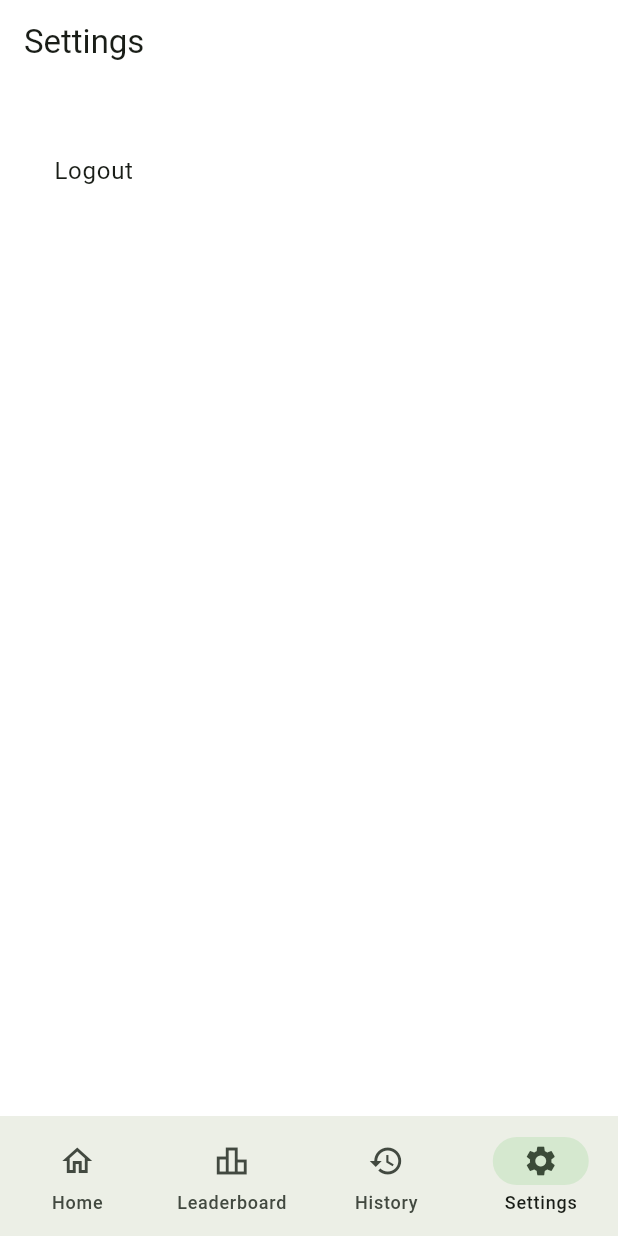
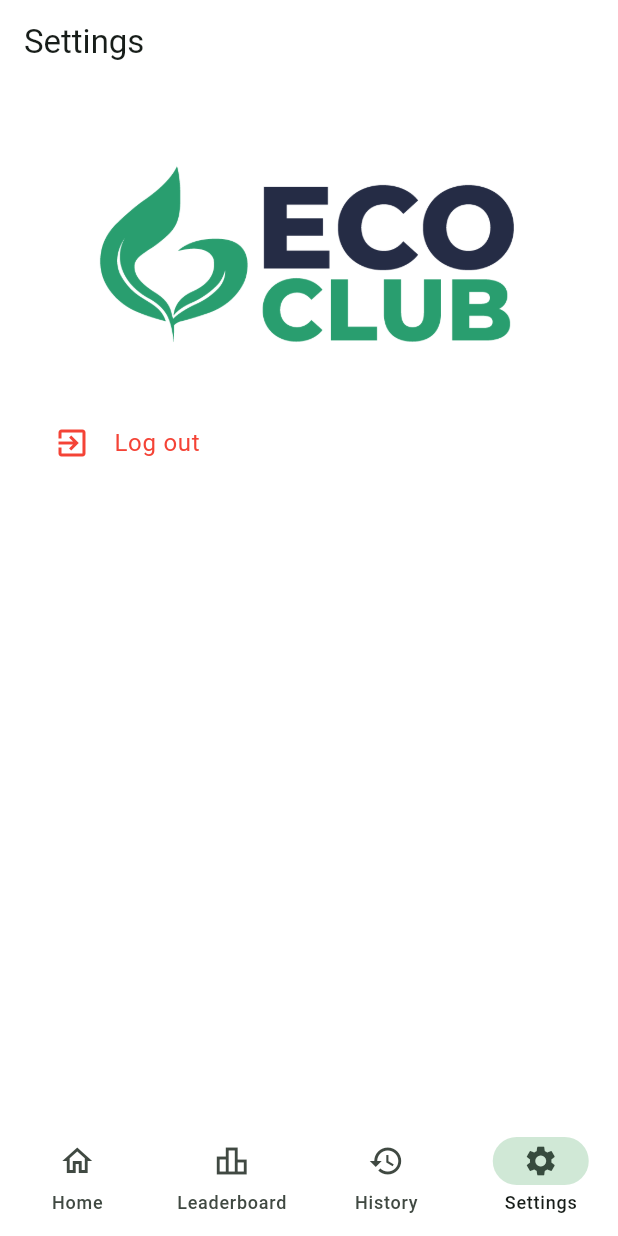
Before and after one commit to QR-Earth/app, a Flutter app: the SettingsPage screen opened by its route, on a phone screen of 412 x 824 dp. Run offline on Flutter 3.47's test engine with Material 3 defaults, Android fonts, the phone set to English and light mode, and no system bars; our stand-ins replace go_router, shared_preferences; missing offline and left inert: mobile_scanner; accounts and stored records are empty; network calls fail.

Commit message:
theme updates

```diff
--- a/lib/home/pages/settings_page.dart
+++ b/lib/home/pages/settings_page.dart
@@ -20,14 +20,24 @@ class _SettingsPageState extends State<SettingsPage> {
       body: SafePadding(
         child: ListView(
           children: [
+            Image.asset(
+              "assets/images/banner.png",
+              width: 100,
+            ),
             ListTile(
-              title: const Text("Logout"),
+              leading: const Icon(
+                Icons.exit_to_app,
+                color: Colors.red,
+              ),
+              title: const Text("Log out", style: TextStyle(color: Colors.red)),
               onTap: () => showAdaptiveDialog(
                 context: context,
                 useRootNavigator: true,
                 builder: (context) => AlertDialog.adaptive(
-                  title: const Text("Logout"),
-                  content: const Text("Are you sure you want to logout?"),
+                  backgroundColor:
+                      Theme.of(context).colorScheme.onInverseSurface,
+                  title: const Text("Log out"),
+                  content: const Text("Are you sure you want to log out?"),
                   actions: [
                     TextButton(
                       onPressed: () async {
--- a/lib/home/screen.dart
+++ b/lib/home/screen.dart
@@ -27,6 +27,7 @@ class HomeScreen extends StatelessWidget {
       ),
       body: navigationShell,
       bottomNavigationBar: NavigationBar(
+        backgroundColor: Colors.transparent,
         selectedIndex: navigationShell.currentIndex,
         destinations: const [
           NavigationDestination(
--- a/lib/utils/colors.dart
+++ b/lib/utils/colors.dart
@@ -1,13 +1,15 @@
 import 'package:flutter/material.dart';
 
+const keyColor = Color(0xFF509a72);
+
 final defaultLightColorScheme = ColorScheme.fromSeed(
-  seedColor: Colors.green,
+  seedColor: keyColor,
   brightness: Brightness.light,
   surface: Colors.white,
 );
 
 final defaultDarkColorScheme = ColorScheme.fromSeed(
-  seedColor: Colors.green,
+  seedColor: keyColor,
   brightness: Brightness.dark,
   surface: Colors.black,
 );
```
Also changed, not shown: lib/home/pages/home_page.dart (+8 -2 lines), lib/home/pages/leaderboard_page.dart (+9 -3 lines), lib/scanner/pages/scanner_page.dart (+4 -3 lines), lib/scanner/pages/scanner_success.dart (+16 -2 lines).
